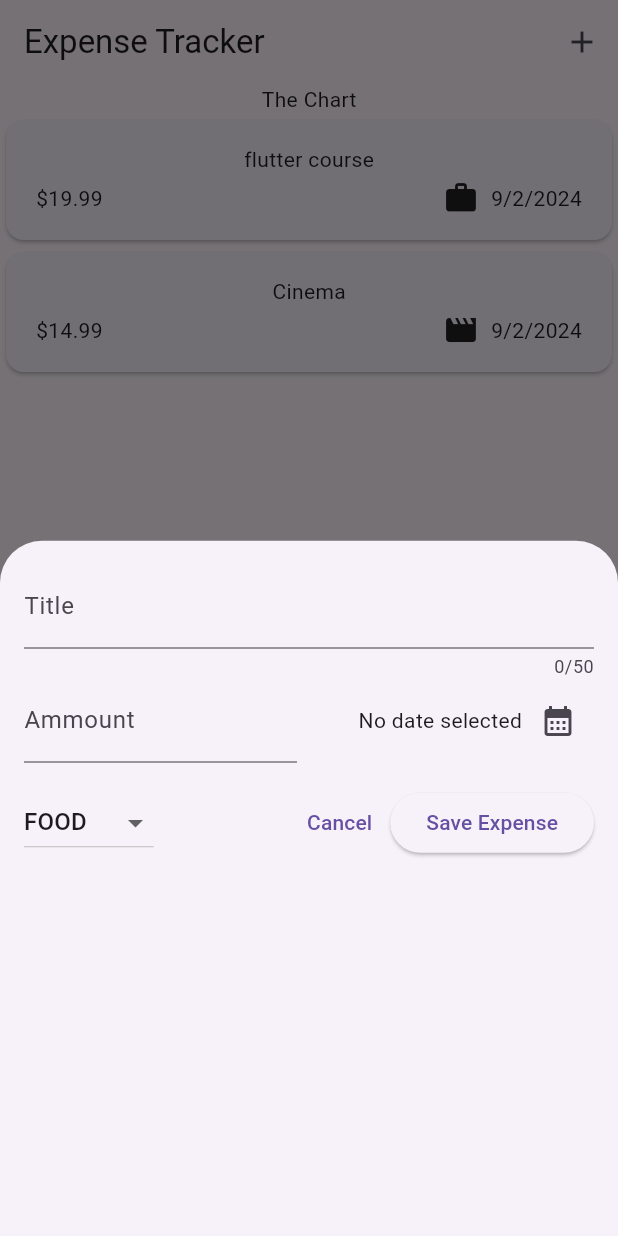
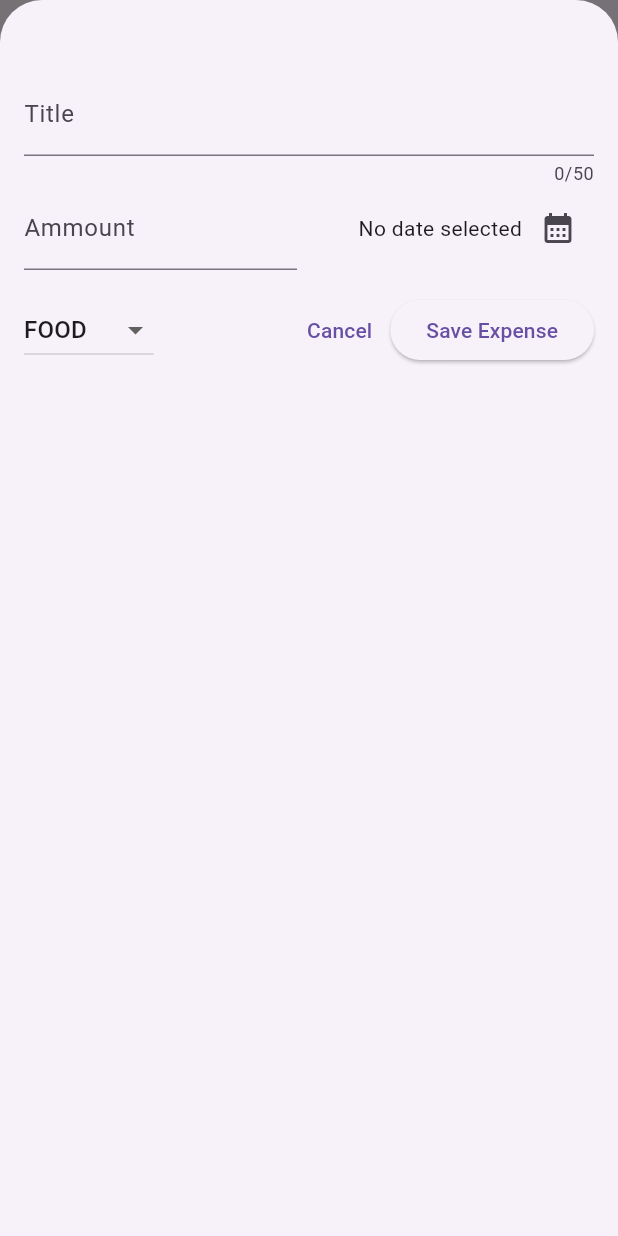
Before and after one commit to wreck046/expense_tracker, a Flutter app: the screen it shows after launch, after a tap on the "add" icon, on a phone screen of 412 x 824 dp. Run offline on Flutter 3.47's test engine with Material 3 defaults, Android fonts, the phone set to English and light mode, and no system bars.

Commit message:
fixing some misplace and obscure items

```diff
--- a/lib/widget/expenses.dart
+++ b/lib/widget/expenses.dart
@@ -28,7 +28,15 @@ class _ExpensesState extends State<Expenses> {
 
   void _openAddExpense() {
     showModalBottomSheet(
-        context: context, builder: (ctx) => const NewExpense());
+        isScrollControlled: true,
+        context: context,
+        builder: (ctx) => NewExpense(onAddExpense: _addExpense));
+  }
+
+  void _addExpense(Expense expense) {
+    setState(() {
+      _registeredExpenses.add(expense);
+    });
   }
 
   @override
--- a/lib/widget/new_expense.dart
+++ b/lib/widget/new_expense.dart
@@ -3,7 +3,9 @@ import 'package:flutter/material.dart';
 import 'package:expense_tracker/models/expense.dart';
 
 class NewExpense extends StatefulWidget {
-  const NewExpense({super.key});
+  const NewExpense({super.key, required this.onAddExpense});
+
+  final void Function(Expense expense) onAddExpense;
 
   @override
   State<StatefulWidget> createState() {
@@ -53,6 +55,14 @@ class _NewExpenseState extends State<NewExpense> {
       );
       return;
     }
+    widget.onAddExpense(
+      Expense(
+          title: _titleController.text,
+          amount: enteredAmount,
+          date: _selectedDate!,
+          category: _selectedCategory),
+    );
+    Navigator.pop(context);
   }
 
   @override
@@ -65,7 +75,7 @@ class _NewExpenseState extends State<NewExpense> {
   @override
   Widget build(BuildContext context) {
     return Padding(
-      padding: const EdgeInsets.all(16),
+      padding: const EdgeInsets.fromLTRB(16, 48, 16, 16),
       child: Column(
         children: [
           TextField(
```
